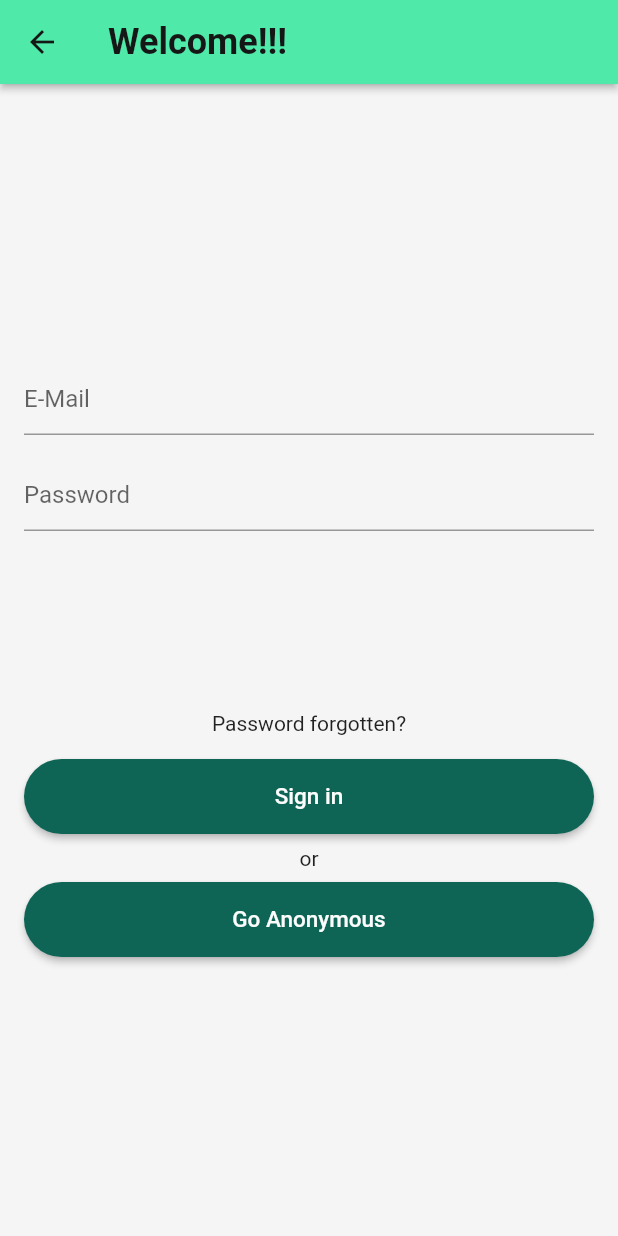
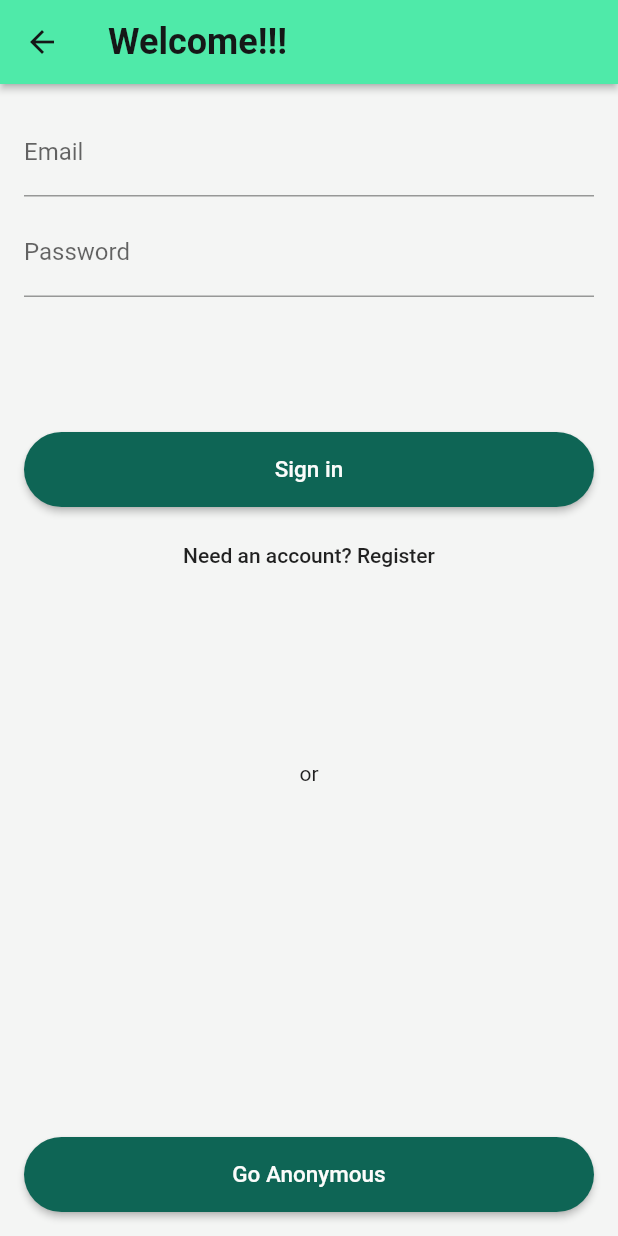
Before and after one commit to syncier/la_isla_bonita_ui, a Flutter app: the SignInPage screen opened directly with empty values, on a phone screen of 412 x 824 dp. Run offline on Flutter 3.47's test engine with Material 2 defaults, Android fonts, the phone set to English and light mode, and no system bars; our stand-ins replace firebase_auth, firebase_core; accounts and stored records are empty.

Commit message:
[IP-51]: add sign in form

```diff
--- a/lib/app/app_feed_page.dart
+++ b/lib/app/app_feed_page.dart
@@ -2,15 +2,13 @@ import 'package:flutter/material.dart';
 import 'package:la_isla_Bonita_ui/services/auth.dart';
 
 class AppFeedPage extends StatelessWidget {
-  const AppFeedPage({Key key, @required this.auth, @required this.onSignOut})
+  const AppFeedPage({Key key, @required this.auth})
       : super(key: key);
   final AuthBase auth;
-  final VoidCallback onSignOut;
 
   void _signOut() async {
     try {
       await auth.signOut();
-      onSignOut();
     } catch (e) {
       print(e.toString());
     }
--- /dev/null
+++ b/lib/app/sign_in/email_sign_in_form.dart
@@ -0,0 +1,70 @@
+import 'package:flutter/material.dart';
+import 'package:la_isla_Bonita_ui/app/sign_in/sign_in_button.dart';
+
+enum EmailSignInFormType { signIn, register }
+
+class EmailSignInForm extends StatefulWidget {
+  @override
+  _EmailSignInFormState createState() => _EmailSignInFormState();
+}
+
+class _EmailSignInFormState extends State<EmailSignInForm> {
+  final TextEditingController _emailController = TextEditingController();
+  final TextEditingController _passwordController = TextEditingController();
+
+  EmailSignInFormType _formType = EmailSignInFormType.signIn;
+
+  void _submit() {
+    print(
+        'email: ${_emailController.text}, password: ${_passwordController.text}');
+  }
+
+  void _toggleFormType() {
+    setState(() {
+      _formType = _formType == EmailSignInFormType.signIn
+          ? EmailSignInFormType.register
+          : EmailSignInFormType.signIn;
+      _emailController.clear();
+      _passwordController.clear();
+    });
+  }
+
+  List<Widget> _buildChildren() {
+    final primaryText = _formType == EmailSignInFormType.signIn
+        ? 'Sign in'
+        : 'Create an account';
+    final secondaryText = _formType == EmailSignInFormType.signIn
+        ? 'Need an account? Register'
+        : 'Have an account? Sign in';
+
+    return [
+      TextField(
+        controller: _emailController,
+        decoration: InputDecoration(
+          labelText: 'Email',
+          hintText: 'test@test.com',
+        ),
+      ),
+      SizedBox(height: 8.0),
+      TextField(
+        controller: _passwordController,
+        decoration: InputDecoration(labelText: 'Password'),
+        obscureText: true,
+      ),
+      SizedBox(height: 90.0),
+      SignInButton(text: primaryText, onPressed: _submit),
+      SizedBox(height: 8.0),
+      FlatButton(onPressed: _toggleFormType, child: Text(secondaryText))
+    ];
+  }
+
+  @override
+  Widget build(BuildContext context) {
+    return Column(
+      crossAxisAlignment: CrossAxisAlignment.stretch,
+      mainAxisAlignment: MainAxisAlignment.spaceBetween,
+      // mainAxisSize: MainAxisSize.max,
+      children: _buildChildren(),
+    );
+  }
+}
--- a/lib/app/sign_in/sign_in_page.dart
+++ b/lib/app/sign_in/sign_in_page.dart
@@ -1,18 +1,17 @@
-import 'package:firebase_auth/firebase_auth.dart';
 import 'package:flutter/material.dart';
 import 'package:la_isla_Bonita_ui/app/sign_in/sign_in_button.dart';
 import 'package:la_isla_Bonita_ui/services/auth.dart';
 
+import 'email_sign_in_form.dart';
+
 class SignInPage extends StatelessWidget {
-  const SignInPage({Key key, @required this.auth, @required this.onSignIn})
+  const SignInPage({Key key, @required this.auth})
       : super(key: key);
   final AuthBase auth;
-  final void Function(User) onSignIn;
 
   void _signInAnonymously() async {
     try {
-      final user = await auth.signInAnonymously();
-      onSignIn(user);
+      await auth.signInAnonymously();
     } catch (e) {
       print(e.toString());
     }
@@ -21,6 +20,7 @@ class SignInPage extends StatelessWidget {
   @override
   Widget build(BuildContext context) {
     return Scaffold(
+      resizeToAvoidBottomPadding: true,
       appBar: AppBar(
         title: Text('Welcome!!!'),
         elevation: 2.0,
@@ -34,46 +34,9 @@ class SignInPage extends StatelessWidget {
       padding: EdgeInsets.all(16.0),
       child: Column(
         crossAxisAlignment: CrossAxisAlignment.stretch,
-        mainAxisAlignment: MainAxisAlignment.center,
+        mainAxisAlignment: MainAxisAlignment.spaceBetween,
         children: <Widget>[
-          TextFormField(
-            decoration: const InputDecoration(
-              hintText: 'E-Mail',
-            ),
-            validator: (value) {
-              if (value.isEmpty) {
-                return 'Please enter E-Mail';
-              }
-              return null;
-            },
-          ),
-          SizedBox(height: 16.0),
-          TextFormField(
-            obscureText: true,
-            enableSuggestions: false,
-            autocorrect: false,
-            decoration: const InputDecoration(
-              hintText: 'Password',
-            ),
-            validator: (value) {
-              if (value.isEmpty) {
-                return 'Please enter password';
-              }
-              return null;
-            },
-          ),
-          SizedBox(height: 120.0),
-          Text(
-            'Password forgotten?',
-            style: TextStyle(fontSize: 14, color: Colors.black87),
-            textAlign: TextAlign.center,
-          ),
-          SizedBox(height: 16.0),
-          SignInButton(
-            text: 'Sign in',
-            onPressed: () {},
-          ),
-          SizedBox(height: 8.0),
+          EmailSignInForm(),
           Text(
             'or',
             style: TextStyle(fontSize: 14, color: Colors.black87),
--- a/lib/services/auth.dart
+++ b/lib/services/auth.dart
@@ -4,6 +4,7 @@ abstract class AuthBase {
   User get currentUser;
   Stream<User> authStateChanges();
   Future<User> signInAnonymously();
+  Future<User> signInWithEmailAndPassword();
   Future<void> signOut();
 }
 
@@ -17,6 +18,10 @@ class Auth implements AuthBase {
   @override
   User get currentUser => _firebaseAuth.currentUser;
 
+  Future<User> signInWithEmailAndPassword() {
+
+  }
+
   @override
   Future<User> signInAnonymously() async {
     final userCredential = await _firebaseAuth.signInAnonymously();
```
Also changed, not shown: lib/app/landing_page.dart (+5 -29 lines).
